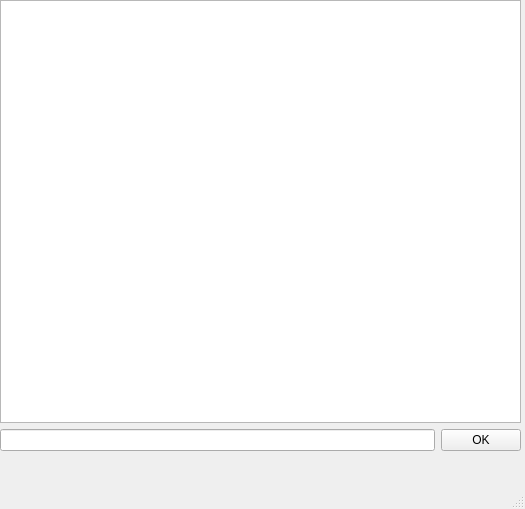
sugaroidbot/sugaroid, file sugaroid/gui/ui/main.ui: the form before one commit.
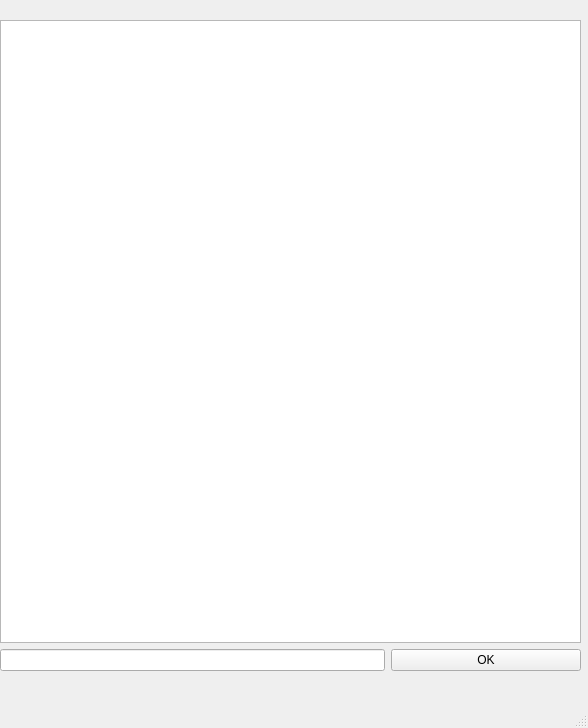
The form after the commit. Icons and pictures are not drawn.

What changed in the file:
```diff
--- a/sugaroid/gui/ui/main.ui
+++ b/sugaroid/gui/ui/main.ui
@@ -6,25 +6,53 @@
    <rect>
     <x>0</x>
     <y>0</y>
-    <width>525</width>
-    <height>509</height>
+    <width>588</width>
+    <height>728</height>
    </rect>
   </property>
   <property name="windowTitle">
    <string>Sugaroid GUI</string>
   </property>
   <widget class="QWidget" name="centralwidget">
-   <widget class="QWidget" name="">
+   <widget class="QWidget" name="layoutWidget">
     <property name="geometry">
      <rect>
       <x>0</x>
       <y>0</y>
-      <width>521</width>
-      <height>451</height>
+      <width>581</width>
+      <height>671</height>
      </rect>
     </property>
     <layout class="QGridLayout" name="gridLayout">
      <item row="1" column="1">
+      <widget class="QLabel" name="label">
+       <property name="maximumSize">
+        <size>
+         <width>256</width>
+         <height>256</height>
+        </size>
+       </property>
+       <property name="text">
+        <string/>
+       </property>
+       <property name="pixmap">
+        <pixmap resource="rsrc.qrc">:/home/sugaroid.png</pixmap>
+       </property>
+       <property name="scaledContents">
+        <bool>true</bool>
+       </property>
+       <property name="alignment">
+        <set>Qt::AlignCenter</set>
+       </property>
+       <property name="wordWrap">
+        <bool>true</bool>
+       </property>
+       <property name="openExternalLinks">
+        <bool>true</bool>
+       </property>
+      </widget>
+     </item>
+     <item row="3" column="2">
       <widget class="QPushButton" name="push">
        <property name="text">
         <string>OK</string>
@@ -32,9 +60,13 @@
       </widget>
      </item>
      <item row="1" column="0">
-      <widget class="QLineEdit" name="chatbox"/>
+      <widget class="QLabel" name="label_2">
+       <property name="text">
+        <string/>
+       </property>
+      </widget>
      </item>
-     <item row="0" column="0" colspan="2">
+     <item row="2" column="0" colspan="3">
       <widget class="QListWidget" name="conv">
        <property name="font">
         <font>
@@ -59,6 +91,16 @@
        </property>
       </widget>
      </item>
+     <item row="3" column="0" colspan="2">
+      <widget class="QLineEdit" name="chatbox"/>
+     </item>
+     <item row="1" column="2">
+      <widget class="QLabel" name="label_3">
+       <property name="text">
+        <string/>
+       </property>
+      </widget>
+     </item>
     </layout>
    </widget>
   </widget>
```
Left out of the diff: 10 changed lines with no effect on the pictures.
